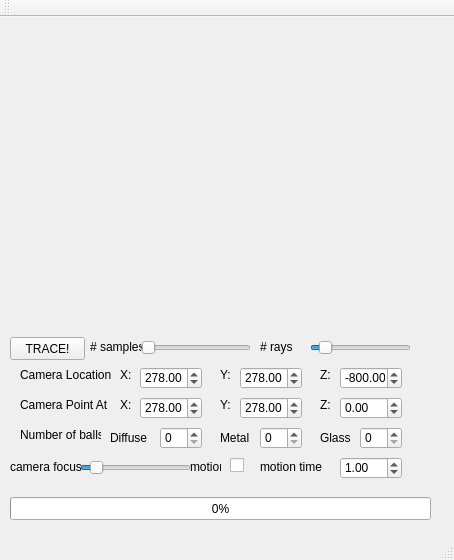
The window that ui/mainwindow.ui (jrem090/Raytracer) describes before a commit, drawn with Qt 5.
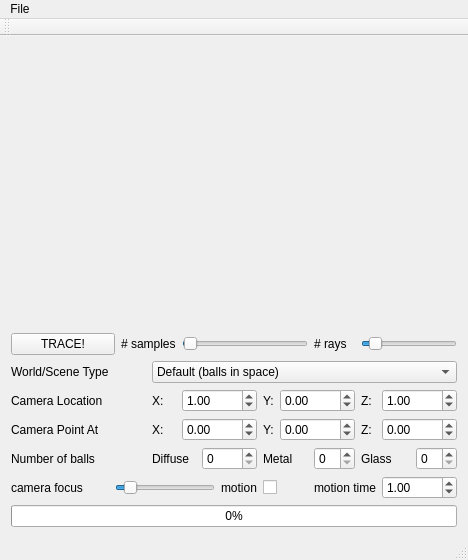
The same window after the commit.

Commit message: add help dialog. some cleanup

```diff
--- a/ui/mainwindow.ui
+++ b/ui/mainwindow.ui
@@ -14,38 +14,35 @@
    <string>MainWindow</string>
   </property>
   <widget class="QWidget" name="centralWidget">
-   <widget class="QPushButton" name="pushButton">
-    <property name="geometry">
-     <rect>
-      <x>10</x>
-      <y>320</y>
-      <width>75</width>
-      <height>23</height>
-     </rect>
-    </property>
-    <property name="text">
-     <string>TRACE!</string>
-    </property>
-   </widget>
-   <widget class="QWidget" name="widget" native="true">
-    <property name="geometry">
-     <rect>
-      <x>20</x>
-      <y>10</y>
-      <width>400</width>
-      <height>300</height>
-     </rect>
-    </property>
-   </widget>
+   <layout class="QGridLayout" name="gridLayout">
+    <item row="6" column="11" colspan="2">
+     <widget class="QDoubleSpinBox" name="time">
+      <property name="minimum">
+       <double>-10.000000000000000</double>
+      </property>
+      <property name="maximum">
+       <double>10.000000000000000</double>
+      </property>
+      <property name="value">
+       <double>1.000000000000000</double>
+      </property>
+     </widget>
+    </item>
+    <item row="4" column="4" colspan="3">
+     <widget class="QDoubleSpinBox" name="point_x">
+      <property name="minimum">
+       <double>-1000.000000000000000</double>
+      </property>
+      <property name="maximum">
+       <double>1000.000000000000000</double>
+      </property>
+      <property name="value">
+       <double>0.000000000000000</double>
+      </property>
+     </widget>
+    </item>
+    <item row="1" column="4" colspan="5">
    <widget class="QSlider" name="num_samples">
-    <property name="geometry">
-     <rect>
-      <x>140</x>
-      <y>320</y>
-      <width>111</width>
-      <height>22</height>
-     </rect>
-    </property>
     <property name="minimum">
      <number>1</number>
     </property>
@@ -62,81 +59,12 @@
      <enum>Qt::Horizontal</enum>
     </property>
    </widget>
-   <widget class="QSlider" name="num_rays">
-    <property name="geometry">
-     <rect>
-      <x>310</x>
-      <y>320</y>
-      <width>101</width>
-      <height>22</height>
-     </rect>
-    </property>
-    <property name="minimum">
-     <number>1</number>
-    </property>
-    <property name="maximum">
-     <number>100</number>
-    </property>
-    <property name="value">
-     <number>10</number>
-    </property>
-    <property name="orientation">
-     <enum>Qt::Horizontal</enum>
-    </property>
-    <property name="tickPosition">
-     <enum>QSlider::NoTicks</enum>
-    </property>
-   </widget>
-   <widget class="QDoubleSpinBox" name="camera_x">
-    <property name="geometry">
-     <rect>
-      <x>140</x>
-      <y>350</y>
-      <width>62</width>
-      <height>22</height>
-     </rect>
-    </property>
-    <property name="minimum">
-     <double>-1000.000000000000000</double>
-    </property>
-    <property name="maximum">
-     <double>1000.000000000000000</double>
-    </property>
-    <property name="value">
-     <double>278.000000000000000</double>
-    </property>
-   </widget>
-   <widget class="QDoubleSpinBox" name="camera_y">
-    <property name="geometry">
-     <rect>
-      <x>240</x>
-      <y>350</y>
-      <width>62</width>
-      <height>22</height>
-     </rect>
-    </property>
-    <property name="minimum">
-     <double>-1000.000000000000000</double>
-    </property>
-    <property name="maximum">
-     <double>1000.000000000000000</double>
-    </property>
-    <property name="singleStep">
-     <double>10.000000000000000</double>
-    </property>
-    <property name="value">
-     <double>278.000000000000000</double>
-    </property>
-   </widget>
+    </item>
+    <item row="5" column="5" colspan="2">
+     <widget class="QSpinBox" name="num_diffuse"/>
+    </item>
+    <item row="3" column="11" colspan="2">
    <widget class="QDoubleSpinBox" name="camera_z">
-    <property name="geometry">
-     <rect>
-      <x>340</x>
-      <y>350</y>
-      <width>62</width>
-      <height>22</height>
-     </rect>
-    </property>
     <property name="minimum">
      <double>-1000.000000000000000</double>
     </property>
@@ -144,18 +72,12 @@
      <double>1000.000000000000000</double>
     </property>
     <property name="value">
-     <double>-800.000000000000000</double>
-    </property>
-   </widget>
-   <widget class="QDoubleSpinBox" name="point_x">
-    <property name="geometry">
-     <rect>
-      <x>140</x>
-      <y>380</y>
-      <width>62</width>
-      <height>22</height>
-     </rect>
-    </property>
+       <double>1.000000000000000</double>
+      </property>
+     </widget>
+    </item>
+    <item row="3" column="4" colspan="3">
+     <widget class="QDoubleSpinBox" name="camera_x">
     <property name="minimum">
      <double>-1000.000000000000000</double>
     </property>
@@ -163,365 +85,258 @@
      <double>1000.000000000000000</double>
     </property>
     <property name="value">
-     <double>278.000000000000000</double>
-    </property>
-   </widget>
-   <widget class="QDoubleSpinBox" name="point_y">
-    <property name="geometry">
-     <rect>
-      <x>240</x>
-      <y>380</y>
-      <width>62</width>
-      <height>22</height>
-     </rect>
-    </property>
-    <property name="minimum">
-     <double>-1000.000000000000000</double>
-    </property>
-    <property name="maximum">
-     <double>1000.000000000000000</double>
-    </property>
-    <property name="value">
-     <double>278.000000000000000</double>
-    </property>
-   </widget>
-   <widget class="QDoubleSpinBox" name="point_z">
-    <property name="geometry">
-     <rect>
-      <x>340</x>
-      <y>380</y>
-      <width>62</width>
-      <height>22</height>
-     </rect>
-    </property>
-    <property name="minimum">
-     <double>-1000.000000000000000</double>
-    </property>
-    <property name="maximum">
-     <double>1000.000000000000000</double>
-    </property>
-    <property name="value">
-     <double>0.000000000000000</double>
-    </property>
-   </widget>
-   <widget class="QSpinBox" name="num_diffuse">
-    <property name="geometry">
-     <rect>
-      <x>160</x>
-      <y>410</y>
-      <width>42</width>
-      <height>22</height>
-     </rect>
-    </property>
-   </widget>
-   <widget class="QSpinBox" name="num_metal">
-    <property name="geometry">
-     <rect>
-      <x>260</x>
-      <y>410</y>
-      <width>42</width>
-      <height>22</height>
-     </rect>
-    </property>
-   </widget>
-   <widget class="QSpinBox" name="num_glass">
-    <property name="geometry">
-     <rect>
-      <x>360</x>
-      <y>410</y>
-      <width>42</width>
-      <height>22</height>
-     </rect>
-    </property>
-   </widget>
-   <widget class="QLabel" name="label">
-    <property name="geometry">
-     <rect>
-      <x>20</x>
-      <y>350</y>
-      <width>91</width>
-      <height>16</height>
-     </rect>
-    </property>
+       <double>1.000000000000000</double>
+      </property>
+     </widget>
+    </item>
+    <item row="1" column="9">
+     <widget class="QLabel" name="label_14">
     <property name="text">
-     <string>Camera Location</string>
-    </property>
-   </widget>
+       <string># rays</string>
+      </property>
+     </widget>
+    </item>
+    <item row="3" column="3">
    <widget class="QLabel" name="label_2">
-    <property name="geometry">
-     <rect>
-      <x>120</x>
-      <y>350</y>
-      <width>16</width>
-      <height>16</height>
-     </rect>
-    </property>
     <property name="text">
      <string>X:</string>
     </property>
    </widget>
-   <widget class="QLabel" name="label_3">
-    <property name="geometry">
-     <rect>
-      <x>120</x>
-      <y>380</y>
-      <width>16</width>
-      <height>16</height>
-     </rect>
-    </property>
+    </item>
+    <item row="5" column="0" colspan="3">
+     <widget class="QLabel" name="label_9">
+      <property name="text">
+       <string>Number of balls</string>
+      </property>
+     </widget>
+    </item>
+    <item row="1" column="0" colspan="2">
+     <widget class="QPushButton" name="pushButton">
     <property name="text">
-     <string>X:</string>
-    </property>
-   </widget>
-   <widget class="QLabel" name="label_4">
-    <property name="geometry">
-     <rect>
-      <x>220</x>
-      <y>350</y>
-      <width>16</width>
-      <height>16</height>
-     </rect>
-    </property>
+       <string>TRACE!</string>
+      </property>
+     </widget>
+    </item>
+    <item row="7" column="0" colspan="13">
+     <widget class="QProgressBar" name="progressBar">
+      <property name="value">
+       <number>0</number>
+      </property>
+     </widget>
+    </item>
+    <item row="0" column="0" colspan="13">
+     <widget class="QWidget" name="widget" native="true"/>
+    </item>
+    <item row="4" column="8" colspan="2">
+     <widget class="QDoubleSpinBox" name="point_y">
+      <property name="minimum">
+       <double>-1000.000000000000000</double>
+      </property>
+      <property name="maximum">
+       <double>1000.000000000000000</double>
+      </property>
+      <property name="value">
+       <double>0.000000000000000</double>
+      </property>
+     </widget>
+    </item>
+    <item row="6" column="7" colspan="2">
+     <widget class="QCheckBox" name="checkBox">
     <property name="text">
-     <string>Y:</string>
-    </property>
-   </widget>
+       <string/>
+      </property>
+     </widget>
+    </item>
+    <item row="4" column="7">
    <widget class="QLabel" name="label_5">
-    <property name="geometry">
-     <rect>
-      <x>220</x>
-      <y>380</y>
-      <width>16</width>
-      <height>16</height>
-     </rect>
-    </property>
     <property name="text">
      <string>Y:</string>
     </property>
    </widget>
-   <widget class="QLabel" name="label_6">
-    <property name="geometry">
-     <rect>
-      <x>320</x>
-      <y>350</y>
-      <width>21</width>
-      <height>16</height>
-     </rect>
-    </property>
+    </item>
+    <item row="1" column="2" colspan="2">
+     <widget class="QLabel" name="label_13">
     <property name="text">
-     <string>Z:</string>
-    </property>
-   </widget>
-   <widget class="QLabel" name="label_7">
-    <property name="geometry">
-     <rect>
-      <x>320</x>
-      <y>380</y>
-      <width>21</width>
-      <height>16</height>
-     </rect>
-    </property>
-    <property name="text">
-     <string>Z:</string>
-    </property>
-   </widget>
+       <string># samples</string>
+      </property>
+     </widget>
+    </item>
+    <item row="4" column="0" colspan="3">
    <widget class="QLabel" name="label_8">
-    <property name="geometry">
-     <rect>
-      <x>20</x>
-      <y>380</y>
-      <width>91</width>
-      <height>16</height>
-     </rect>
-    </property>
     <property name="text">
      <string>Camera Point At</string>
     </property>
    </widget>
-   <widget class="QLabel" name="label_9">
-    <property name="geometry">
-     <rect>
-      <x>20</x>
-      <y>410</y>
-      <width>81</width>
-      <height>16</height>
-     </rect>
-    </property>
+    </item>
+    <item row="4" column="3">
+     <widget class="QLabel" name="label_3">
+      <property name="text">
+       <string>X:</string>
+      </property>
+     </widget>
+    </item>
+    <item row="5" column="12">
+     <widget class="QSpinBox" name="num_glass"/>
+    </item>
+    <item row="6" column="9" colspan="2">
+     <widget class="QLabel" name="label_17">
     <property name="text">
-     <string>Number of balls</string>
-    </property>
-   </widget>
+       <string>motion time</string>
+      </property>
+     </widget>
+    </item>
+    <item row="6" column="1" colspan="5">
+     <widget class="QSlider" name="num_samples_2">
+      <property name="minimum">
+       <number>1</number>
+      </property>
+      <property name="maximum">
+       <number>100</number>
+      </property>
+      <property name="value">
+       <number>10</number>
+      </property>
+      <property name="orientation">
+       <enum>Qt::Horizontal</enum>
+      </property>
+     </widget>
+    </item>
+    <item row="3" column="0" colspan="3">
+     <widget class="QLabel" name="label">
+      <property name="text">
+       <string>Camera Location</string>
+      </property>
+     </widget>
+    </item>
+    <item row="4" column="10">
+     <widget class="QLabel" name="label_7">
+      <property name="text">
+       <string>Z:</string>
+      </property>
+     </widget>
+    </item>
+    <item row="6" column="0">
+     <widget class="QLabel" name="label_15">
+      <property name="text">
+       <string>camera focus</string>
+      </property>
+     </widget>
+    </item>
+    <item row="5" column="3" colspan="2">
    <widget class="QLabel" name="label_10">
-    <property name="geometry">
-     <rect>
-      <x>110</x>
-      <y>410</y>
-      <width>41</width>
-      <height>21</height>
-     </rect>
-    </property>
     <property name="text">
      <string>Diffuse</string>
     </property>
    </widget>
+    </item>
+    <item row="5" column="7" colspan="2">
    <widget class="QLabel" name="label_11">
-    <property name="geometry">
-     <rect>
-      <x>220</x>
-      <y>410</y>
-      <width>41</width>
-      <height>21</height>
-     </rect>
-    </property>
     <property name="text">
      <string>Metal</string>
     </property>
    </widget>
+    </item>
+    <item row="3" column="10">
+     <widget class="QLabel" name="label_6">
+      <property name="text">
+       <string>Z:</string>
+      </property>
+     </widget>
+    </item>
+    <item row="5" column="10" colspan="2">
    <widget class="QLabel" name="label_12">
-    <property name="geometry">
-     <rect>
-      <x>320</x>
-      <y>410</y>
-      <width>41</width>
-      <height>21</height>
-     </rect>
-    </property>
     <property name="text">
      <string>Glass</string>
     </property>
    </widget>
-   <widget class="QLabel" name="label_13">
-    <property name="geometry">
-     <rect>
-      <x>90</x>
-      <y>320</y>
-      <width>51</width>
-      <height>20</height>
-     </rect>
-    </property>
-    <property name="text">
-     <string># samples</string>
-    </property>
-   </widget>
-   <widget class="QLabel" name="label_14">
-    <property name="geometry">
-     <rect>
-      <x>260</x>
-      <y>320</y>
-      <width>61</width>
-      <height>20</height>
-     </rect>
-    </property>
-    <property name="text">
-     <string># rays</string>
-    </property>
-   </widget>
-   <widget class="QLabel" name="label_15">
-    <property name="geometry">
-     <rect>
-      <x>10</x>
-      <y>440</y>
-      <width>71</width>
-      <height>20</height>
-     </rect>
-    </property>
-    <property name="text">
-     <string>camera focus</string>
-    </property>
-   </widget>
-   <widget class="QSlider" name="num_samples_2">
-    <property name="geometry">
-     <rect>
-      <x>80</x>
-      <y>440</y>
-      <width>111</width>
-      <height>22</height>
-     </rect>
-    </property>
-    <property name="minimum">
-     <number>1</number>
-    </property>
-    <property name="maximum">
-     <number>100</number>
-    </property>
-    <property name="value">
-     <number>10</number>
-    </property>
-    <property name="orientation">
-     <enum>Qt::Horizontal</enum>
-    </property>
-   </widget>
-   <widget class="QCheckBox" name="checkBox">
-    <property name="geometry">
-     <rect>
-      <x>230</x>
-      <y>440</y>
-      <width>70</width>
-      <height>17</height>
-     </rect>
-    </property>
-    <property name="text">
-     <string/>
-    </property>
-   </widget>
+    </item>
+    <item row="6" column="6">
    <widget class="QLabel" name="label_16">
-    <property name="geometry">
-     <rect>
-      <x>190</x>
-      <y>440</y>
-      <width>31</width>
-      <height>20</height>
-     </rect>
-    </property>
     <property name="text">
      <string>motion</string>
     </property>
    </widget>
-   <widget class="QLabel" name="label_17">
-    <property name="geometry">
-     <rect>
-      <x>260</x>
-      <y>440</y>
-      <width>71</width>
-      <height>20</height>
-     </rect>
-    </property>
-    <property name="text">
-     <string>motion time</string>
-    </property>
-   </widget>
-   <widget class="QDoubleSpinBox" name="camera_z_2">
-    <property name="geometry">
-     <rect>
-      <x>340</x>
-      <y>440</y>
-      <width>62</width>
-      <height>22</height>
-     </rect>
-    </property>
+    </item>
+    <item row="3" column="8" colspan="2">
+     <widget class="QDoubleSpinBox" name="camera_y">
     <property name="minimum">
-     <double>-10.000000000000000</double>
+       <double>-1000.000000000000000</double>
     </property>
     <property name="maximum">
+       <double>1000.000000000000000</double>
+      </property>
+      <property name="singleStep">
      <double>10.000000000000000</double>
     </property>
     <property name="value">
-     <double>1.000000000000000</double>
-    </property>
-   </widget>
-   <widget class="QProgressBar" name="progressBar">
-    <property name="geometry">
-     <rect>
-      <x>10</x>
-      <y>480</y>
-      <width>421</width>
-      <height>23</height>
-     </rect>
-    </property>
+       <double>0.000000000000000</double>
+      </property>
+     </widget>
+    </item>
+    <item row="3" column="7">
+     <widget class="QLabel" name="label_4">
+      <property name="text">
+       <string>Y:</string>
+      </property>
+     </widget>
+    </item>
+    <item row="5" column="9">
+     <widget class="QSpinBox" name="num_metal"/>
+    </item>
+    <item row="1" column="10" colspan="3">
+     <widget class="QSlider" name="num_rays">
+      <property name="minimum">
+       <number>1</number>
+      </property>
+      <property name="maximum">
+       <number>100</number>
+      </property>
     <property name="value">
-     <number>0</number>
-    </property>
-   </widget>
+       <number>10</number>
+      </property>
+      <property name="orientation">
+       <enum>Qt::Horizontal</enum>
+      </property>
+      <property name="tickPosition">
+       <enum>QSlider::NoTicks</enum>
+      </property>
+     </widget>
+    </item>
+    <item row="4" column="11" colspan="2">
+     <widget class="QDoubleSpinBox" name="point_z">
+      <property name="minimum">
+       <double>-1000.000000000000000</double>
+      </property>
+      <property name="maximum">
+       <double>1000.000000000000000</double>
+      </property>
+      <property name="value">
+       <double>0.000000000000000</double>
+      </property>
+     </widget>
+    </item>
+    <item row="2" column="0">
+     <widget class="QLabel" name="label_18">
+      <property name="text">
+       <string>World/Scene Type</string>
+      </property>
+     </widget>
+    </item>
+    <item row="2" column="3" colspan="10">
+     <widget class="QComboBox" name="comboBox">
+      <item>
+       <property name="text">
+        <string>Default (balls in space)</string>
+       </property>
+      </item>
+      <item>
+       <property name="text">
+        <string>Cornell Box</string>
+       </property>
+      </item>
+     </widget>
+    </item>
+   </layout>
    <zorder>pushButton</zorder>
    <zorder>widget</zorder>
    <zorder>num_samples</zorder>
@@ -566,6 +381,13 @@
      <height>21</height>
     </rect>
    </property>
+   <widget class="QMenu" name="menuHelp">
+    <property name="title">
+     <string>File</string>
+    </property>
+    <addaction name="actionHelp"/>
+   </widget>
+   <addaction name="menuHelp"/>
   </widget>
   <widget class="QToolBar" name="mainToolBar">
    <attribute name="toolBarArea">
```
Left out of the diff: 11 changed lines with no effect on the pictures. Lines whose indentation alone changed are shown as unchanged. The commit also changes 9 other files.
